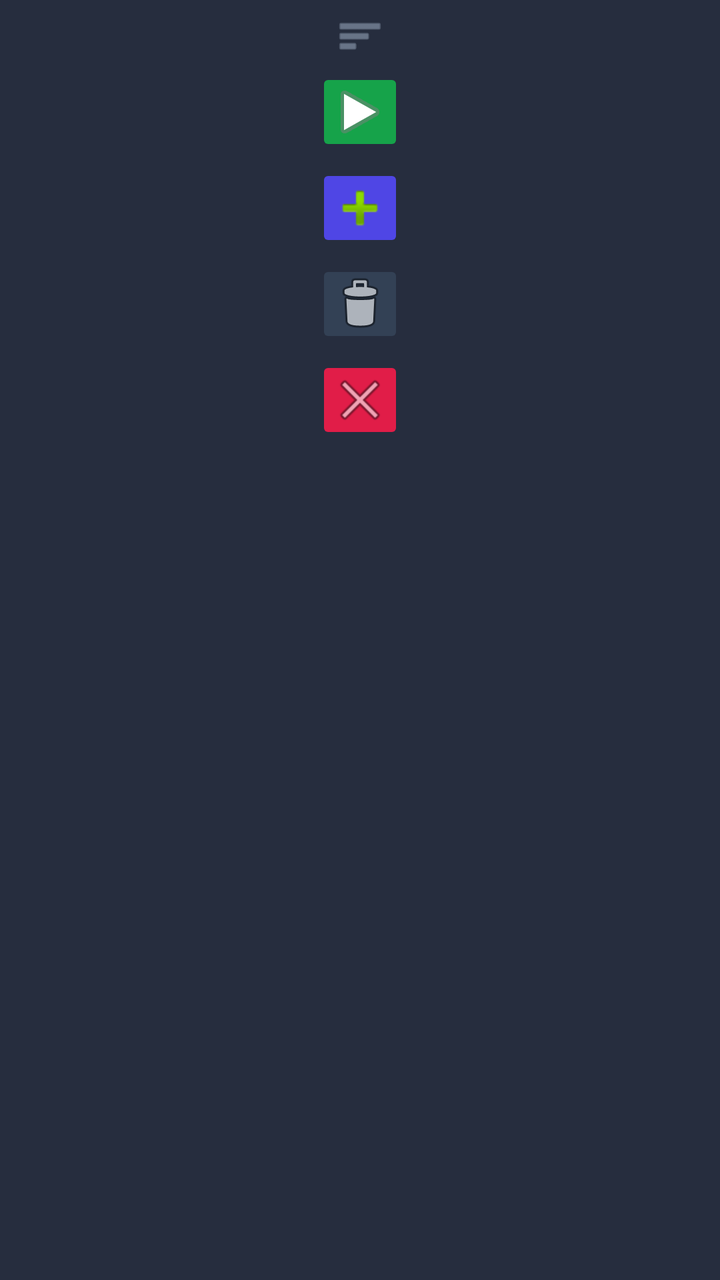
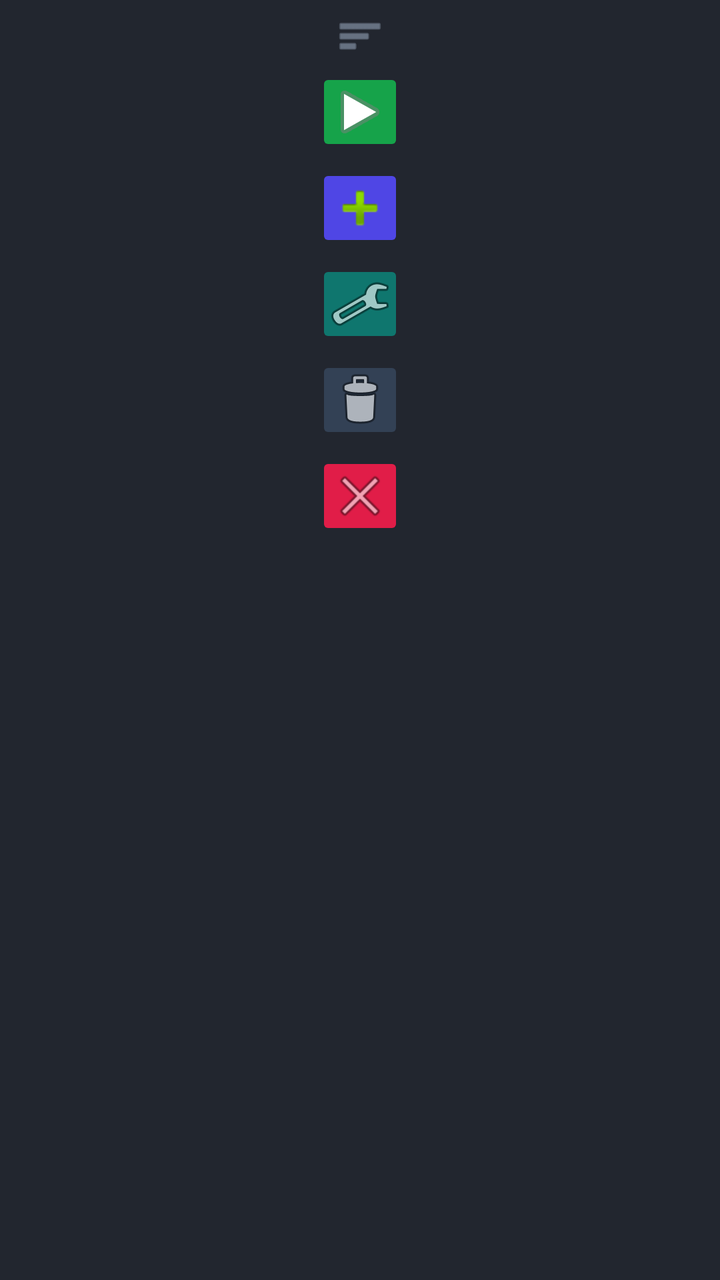

Two renders of the same Android screen: before a commit and after it. Below are the layout's source before the change and the commit's diff.
<!-- AndroidManifest.xml: application theme Theme.OverlayMacro -->
<!-- res/layout/layout_floating_widget.xml -->
<?xml version="1.0" encoding="utf-8"?>
<LinearLayout xmlns:android="http://schemas.android.com/apk/res/android"
    android:id="@+id/floating_root"
    android:layout_width="wrap_content"
    android:layout_height="wrap_content"
    android:orientation="vertical"
    android:background="#E60F172A"
    android:padding="6dp"
    android:gravity="center_horizontal">

    
    <ImageView
        android:id="@+id/btn_drag"
        android:layout_width="32dp"
        android:layout_height="24dp"
        android:src="@android:drawable/ic_menu_sort_by_size"
        android:tint="#94A3B8"
        android:contentDescription="Drag" />

    
    <ImageButton
        android:id="@+id/btn_play_pause"
        android:layout_width="44dp"
        android:layout_height="44dp"
        android:layout_marginTop="4dp"
        android:src="@android:drawable/ic_media_play"
        android:backgroundTint="#16A34A"
        android:contentDescription="Play/Pause" />

    
    <ImageButton
        android:id="@+id/btn_add_target"
        android:layout_width="44dp"
        android:layout_height="44dp"
        android:layout_marginTop="4dp"
        android:src="@android:drawable/ic_input_add"
        android:backgroundTint="#4F46E5"
        android:contentDescription="Add Target" />

    
    <ImageButton
        android:id="@+id/btn_clear_targets"
        android:layout_width="44dp"
        android:layout_height="44dp"
        android:layout_marginTop="4dp"
        android:src="@android:drawable/ic_menu_delete"
        android:backgroundTint="#334155"
        android:contentDescription="Clear" />

    
    <ImageButton
        android:id="@+id/btn_close"
        android:layout_width="44dp"
        android:layout_height="44dp"
        android:layout_marginTop="4dp"
        android:src="@android:drawable/ic_menu_close_clear_cancel"
        android:backgroundTint="#E11D48"
        android:contentDescription="Close" />

</LinearLayout>
<!-- resources referenced by this layout -->
<resources>
  <style name="Theme.OverlayMacro" parent="Theme.MaterialComponents.DayNight.DarkActionBar">
          <item name="colorPrimary">@color/purple_500</item>
          <item name="colorPrimaryVariant">@color/purple_700</item>
          <item name="colorOnPrimary">@color/white</item>
          <item name="colorSecondary">@color/teal_200</item>
          <item name="colorSecondaryVariant">@color/teal_700</item>
          <item name="colorOnSecondary">@color/black</item>
          <item name="android:statusBarColor">?attr/colorPrimaryVariant</item>
      </style>
  <color name="purple_500">#4F46E5</color>
  <color name="purple_700">#3730A3</color>
  <color name="white">#FFFFFFFF</color>
  <color name="teal_200">#14B8A6</color>
  <color name="teal_700">#0F766E</color>
  <color name="black">#FF000000</color>
</resources>

<!-- the commit's change to res/layout/layout_floating_widget.xml (unified diff, before → after) -->
@@ -4,7 +4,7 @@
     android:layout_width="wrap_content"
     android:layout_height="wrap_content"
     android:orientation="vertical"
-    android:background="#E60F172A"
+    android:background="#E60B0F19"
     android:padding="6dp"
     android:gravity="center_horizontal">
 
@@ -39,6 +39,16 @@
 
     
     <ImageButton
+        android:id="@+id/btn_settings"
+        android:layout_width="44dp"
+        android:layout_height="44dp"
+        android:layout_marginTop="4dp"
+        android:src="@android:drawable/ic_menu_manage"
+        android:backgroundTint="#0F766E"
+        android:contentDescription="Settings" />
+
+    
+    <ImageButton
         android:id="@+id/btn_clear_targets"
         android:layout_width="44dp"
         android:layout_height="44dp"
